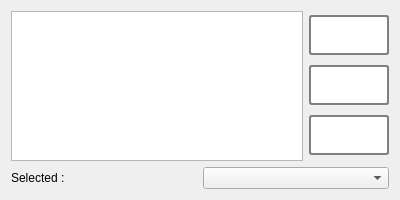
First picture: the form in CHCenter/comform.ui, repository dongFangTuring/CHCenter, before the edit.
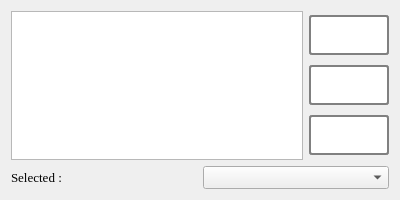
Second picture: the form after the edit. Icons and pictures are not drawn.

What changed in the file:
```diff
--- a/CHCenter/comform.ui
+++ b/CHCenter/comform.ui
@@ -25,6 +25,12 @@
     <height>200</height>
    </size>
   </property>
+  <property name="font">
+   <font>
+    <family>Times New Roman</family>
+    <pointsize>10</pointsize>
+   </font>
+  </property>
   <property name="contextMenuPolicy">
    <enum>Qt::ActionsContextMenu</enum>
   </property>
```
